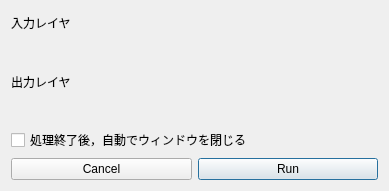
First picture: the form in dem_to_csmap.ui, repository MIERUNE/csmap-qgis-plugin, before the edit.
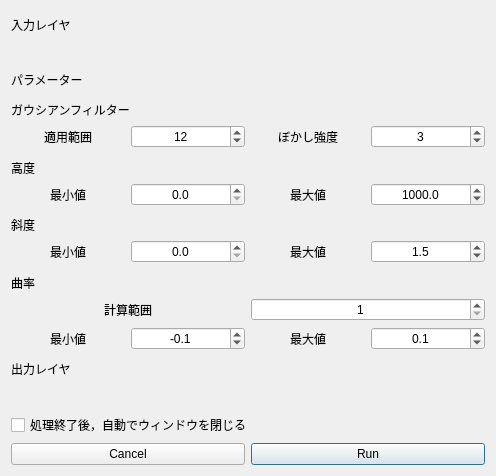
Second picture: the form after the edit. Custom widgets are drawn as their Qt base class.

Commit message: ユーザーがパラメーターを設定できるようになった

```diff
--- a/dem_to_csmap.ui
+++ b/dem_to_csmap.ui
@@ -6,8 +6,8 @@
    <rect>
     <x>0</x>
     <y>0</y>
-    <width>389</width>
-    <height>191</height>
+    <width>496</width>
+    <height>476</height>
    </rect>
   </property>
   <property name="windowTitle">
@@ -19,16 +19,344 @@
      <property name="text">
       <string>入力レイヤ</string>
      </property>
+     <property name="alignment">
+      <set>Qt::AlignBottom|Qt::AlignLeading|Qt::AlignLeft</set>
+     </property>
     </widget>
    </item>
    <item>
     <widget class="QgsFileWidget" name="mQgsFileWidget_input"/>
    </item>
+   <item>
+    <widget class="QLabel" name="label_3">
+     <property name="text">
+      <string>パラメーター</string>
+     </property>
+    </widget>
+   </item>
+   <item>
+    <widget class="QLabel" name="label_16">
+     <property name="text">
+      <string>ガウシアンフィルター</string>
+     </property>
+     <property name="alignment">
+      <set>Qt::AlignBottom|Qt::AlignLeading|Qt::AlignLeft</set>
+     </property>
+    </widget>
+   </item>
+   <item>
+    <layout class="QHBoxLayout" name="horizontalLayout_3">
+     <item>
+      <widget class="QLabel" name="label_4">
+       <property name="text">
+        <string>適用範囲</string>
+       </property>
+       <property name="alignment">
+        <set>Qt::AlignCenter</set>
+       </property>
+      </widget>
+     </item>
+     <item>
+      <widget class="QSpinBox" name="spinBoxGfSize">
+       <property name="layoutDirection">
+        <enum>Qt::LeftToRight</enum>
+       </property>
+       <property name="alignment">
+        <set>Qt::AlignCenter</set>
+       </property>
+       <property name="minimum">
+        <number>1</number>
+       </property>
+       <property name="maximum">
+        <number>100</number>
+       </property>
+       <property name="value">
+        <number>12</number>
+       </property>
+      </widget>
+     </item>
+     <item>
+      <widget class="QLabel" name="label_5">
+       <property name="text">
+        <string>ぼかし強度</string>
+       </property>
+       <property name="alignment">
+        <set>Qt::AlignCenter</set>
+       </property>
+      </widget>
+     </item>
+     <item>
+      <widget class="QSpinBox" name="SpinBoxGfSigma">
+       <property name="alignment">
+        <set>Qt::AlignCenter</set>
+       </property>
+       <property name="minimum">
+        <number>1</number>
+       </property>
+       <property name="maximum">
+        <number>100</number>
+       </property>
+       <property name="value">
+        <number>3</number>
+       </property>
+      </widget>
+     </item>
+    </layout>
+   </item>
+   <item>
+    <widget class="QLabel" name="label_9">
+     <property name="text">
+      <string>高度</string>
+     </property>
+     <property name="alignment">
+      <set>Qt::AlignBottom|Qt::AlignLeading|Qt::AlignLeft</set>
+     </property>
+    </widget>
+   </item>
+   <item>
+    <layout class="QHBoxLayout" name="horizontalLayout_8">
+     <item>
+      <widget class="QLabel" name="label_7">
+       <property name="text">
+        <string>最小値</string>
+       </property>
+       <property name="alignment">
+        <set>Qt::AlignCenter</set>
+       </property>
+      </widget>
+     </item>
+     <item>
+      <widget class="QDoubleSpinBox" name="doubleSpinBoxHeightScaleMin">
+       <property name="layoutDirection">
+        <enum>Qt::LeftToRight</enum>
+       </property>
+       <property name="alignment">
+        <set>Qt::AlignCenter</set>
+       </property>
+       <property name="decimals">
+        <number>1</number>
+       </property>
+       <property name="maximum">
+        <double>10000.000000000000000</double>
+       </property>
+       <property name="singleStep">
+        <double>100.000000000000000</double>
+       </property>
+      </widget>
+     </item>
+     <item>
+      <widget class="QLabel" name="label_8">
+       <property name="text">
+        <string>最大値</string>
+       </property>
+       <property name="alignment">
+        <set>Qt::AlignCenter</set>
+       </property>
+      </widget>
+     </item>
+     <item>
+      <widget class="QDoubleSpinBox" name="doubleSpinBoxHeightScaleMax">
+       <property name="alignment">
+        <set>Qt::AlignCenter</set>
+       </property>
+       <property name="decimals">
+        <number>1</number>
+       </property>
+       <property name="maximum">
+        <double>10000.000000000000000</double>
+       </property>
+       <property name="singleStep">
+        <double>100.000000000000000</double>
+       </property>
+       <property name="value">
+        <double>1000.000000000000000</double>
+       </property>
+      </widget>
+     </item>
+    </layout>
+   </item>
+   <item>
+    <widget class="QLabel" name="label_10">
+     <property name="text">
+      <string>斜度</string>
+     </property>
+     <property name="alignment">
+      <set>Qt::AlignBottom|Qt::AlignLeading|Qt::AlignLeft</set>
+     </property>
+    </widget>
+   </item>
+   <item>
+    <layout class="QHBoxLayout" name="horizontalLayout_5">
+     <item>
+      <widget class="QLabel" name="label_12">
+       <property name="text">
+        <string>最小値</string>
+       </property>
+       <property name="alignment">
+        <set>Qt::AlignCenter</set>
+       </property>
+      </widget>
+     </item>
+     <item>
+      <widget class="QDoubleSpinBox" name="doubleSpinBoxSlopeScaleMin">
+       <property name="alignment">
+        <set>Qt::AlignCenter</set>
+       </property>
+       <property name="decimals">
+        <number>1</number>
+       </property>
+       <property name="maximum">
+        <double>100.000000000000000</double>
+       </property>
+       <property name="singleStep">
+        <double>0.500000000000000</double>
+       </property>
+      </widget>
+     </item>
+     <item>
+      <widget class="QLabel" name="label_11">
+       <property name="text">
+        <string>最大値</string>
+       </property>
+       <property name="alignment">
+        <set>Qt::AlignCenter</set>
+       </property>
+      </widget>
+     </item>
+     <item>
+      <widget class="QDoubleSpinBox" name="doubleSpinBoxSlopeScaleMax">
+       <property name="alignment">
+        <set>Qt::AlignCenter</set>
+       </property>
+       <property name="decimals">
+        <number>1</number>
+       </property>
+       <property name="maximum">
+        <double>100.000000000000000</double>
+       </property>
+       <property name="singleStep">
+        <double>0.500000000000000</double>
+       </property>
+       <property name="value">
+        <double>1.500000000000000</double>
+       </property>
+      </widget>
+     </item>
+    </layout>
+   </item>
+   <item>
+    <widget class="QLabel" name="label_13">
+     <property name="text">
+      <string>曲率</string>
+     </property>
+     <property name="alignment">
+      <set>Qt::AlignBottom|Qt::AlignLeading|Qt::AlignLeft</set>
+     </property>
+    </widget>
+   </item>
+   <item>
+    <layout class="QHBoxLayout" name="horizontalLayout_4">
+     <item>
+      <widget class="QLabel" name="label_6">
+       <property name="text">
+        <string>計算範囲</string>
+       </property>
+       <property name="alignment">
+        <set>Qt::AlignCenter</set>
+       </property>
+      </widget>
+     </item>
+     <item>
+      <widget class="QSpinBox" name="spinBoxCurvatureSize">
+       <property name="alignment">
+        <set>Qt::AlignCenter</set>
+       </property>
+       <property name="minimum">
+        <number>1</number>
+       </property>
+       <property name="maximum">
+        <number>100</number>
+       </property>
+      </widget>
+     </item>
+    </layout>
+   </item>
+   <item>
+    <layout class="QHBoxLayout" name="horizontalLayout_10">
+     <item>
+      <widget class="QLabel" name="label_15">
+       <property name="text">
+        <string>最小値</string>
+       </property>
+       <property name="alignment">
+        <set>Qt::AlignCenter</set>
+       </property>
+      </widget>
+     </item>
+     <item>
+      <widget class="QDoubleSpinBox" name="doubleSpinBoxCurvatureScaleMin">
+       <property name="alignment">
+        <set>Qt::AlignCenter</set>
+       </property>
+       <property name="decimals">
+        <number>1</number>
+       </property>
+       <property name="minimum">
+        <double>-100.000000000000000</double>
+       </property>
+       <property name="maximum">
+        <double>100.000000000000000</double>
+       </property>
+       <property name="singleStep">
+        <double>0.100000000000000</double>
+       </property>
+       <property name="value">
+        <double>-0.100000000000000</double>
+       </property>
+      </widget>
+     </item>
+     <item>
+      <widget class="QLabel" name="label_14">
+       <property name="text">
+        <string>最大値</string>
+       </property>
+       <property name="alignment">
+        <set>Qt::AlignCenter</set>
+       </property>
+      </widget>
+     </item>
+     <item>
+      <widget class="QDoubleSpinBox" name="doubleSpinBoxCurvatureScaleMax">
+       <property name="alignment">
+        <set>Qt::AlignCenter</set>
+       </property>
+       <property name="decimals">
+        <number>1</number>
+       </property>
+       <property name="minimum">
+        <double>-100.000000000000000</double>
+       </property>
+       <property name="maximum">
+        <double>100.000000000000000</double>
+       </property>
+       <property name="singleStep">
+        <double>0.100000000000000</double>
+       </property>
+       <property name="value">
+        <double>0.100000000000000</double>
+       </property>
+      </widget>
+     </item>
+    </layout>
+   </item>
    <item>
     <widget class="QLabel" name="label_2">
      <property name="text">
       <string>出力レイヤ</string>
      </property>
+     <property name="alignment">
+      <set>Qt::AlignBottom|Qt::AlignLeading|Qt::AlignLeft</set>
+     </property>
     </widget>
    </item>
    <item>
```
The commit also changes 1 other file.
